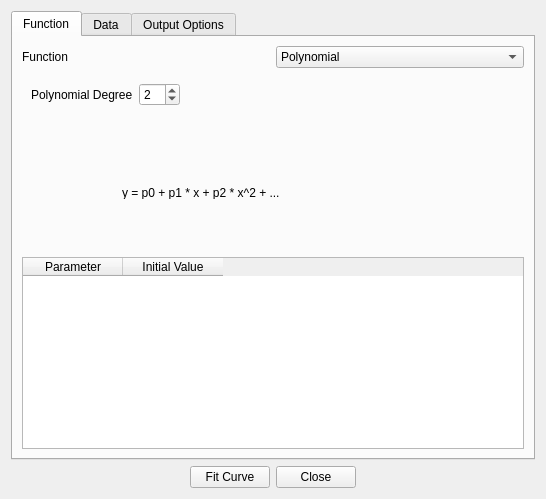
Old version of the form src/ui/Ui_CurveFitting.ui in the repository bbreslauer/PySciPlot.
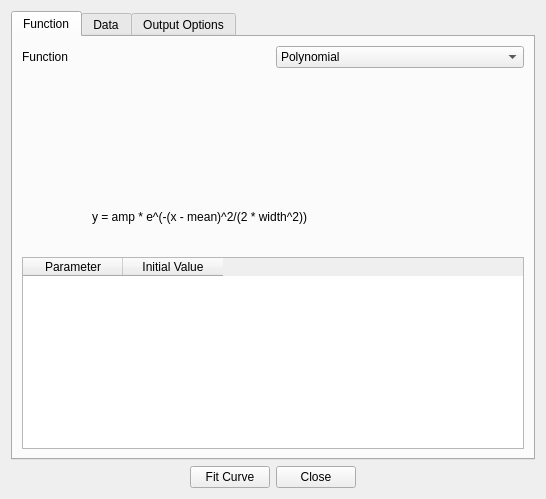
New version of the form. The open tabs and pages were chosen to show the change. Custom widgets are drawn as their Qt base class.

Commit message: Added gaussian fit. I thought I checked the initial value reading, but apparently I didn't, so the previous commit is broken. (#42)

Diff of the .ui file:
```diff
--- a/src/ui/Ui_CurveFitting.ui
+++ b/src/ui/Ui_CurveFitting.ui
@@ -110,6 +110,7 @@
          <widget class="QWidget" name="page_5"/>
          <widget class="QWidget" name="page_7"/>
          <widget class="QWidget" name="page_9"/>
+         <widget class="QWidget" name="page_11"/>
         </widget>
        </item>
        <item row="2" column="0" colspan="2">
@@ -192,6 +193,21 @@
            </property>
           </widget>
          </widget>
+         <widget class="QWidget" name="page_12">
+          <widget class="QLabel" name="label_17">
+           <property name="geometry">
+            <rect>
+             <x>70</x>
+             <y>30</y>
+             <width>391</width>
+             <height>41</height>
+            </rect>
+           </property>
+           <property name="text">
+            <string>y = amp * e^(-(x - mean)^2/(2 * width^2))</string>
+           </property>
+          </widget>
+         </widget>
         </widget>
        </item>
       </layout>
```
Left out of the diff: 5 changed lines with no effect on the pictures. The commit also changes 2 other files.
